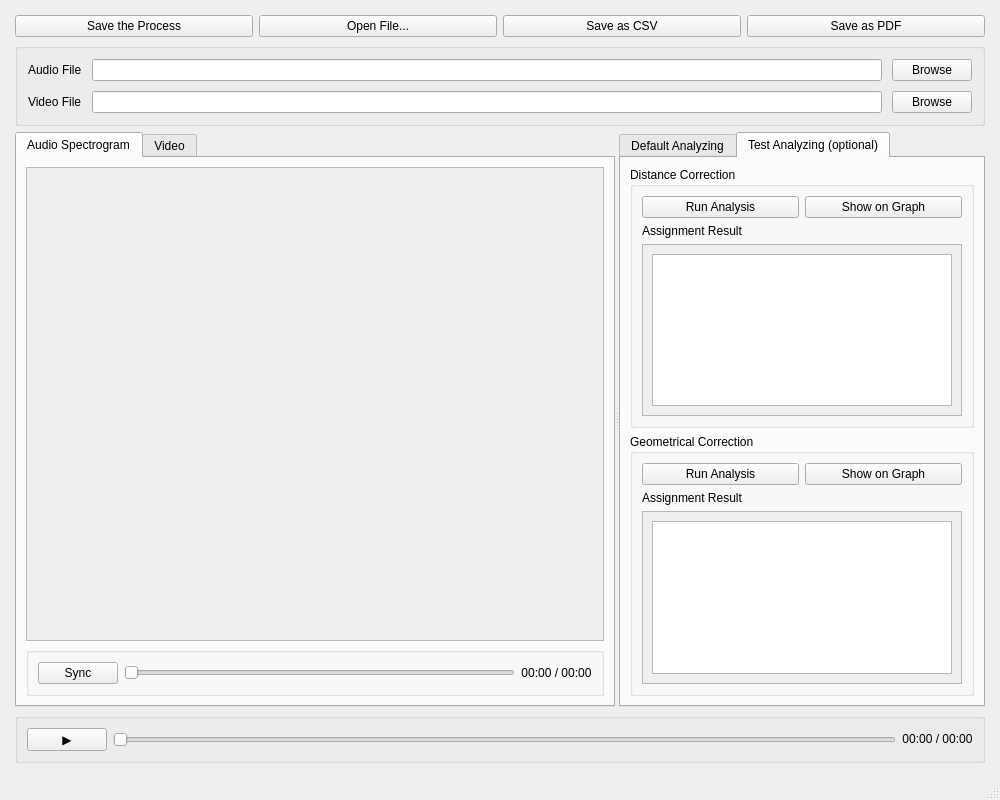
hannaleef/USVocAssigner_neo, file USVocAssigner_neo/ui/mainwindow.ui: the form before one commit.
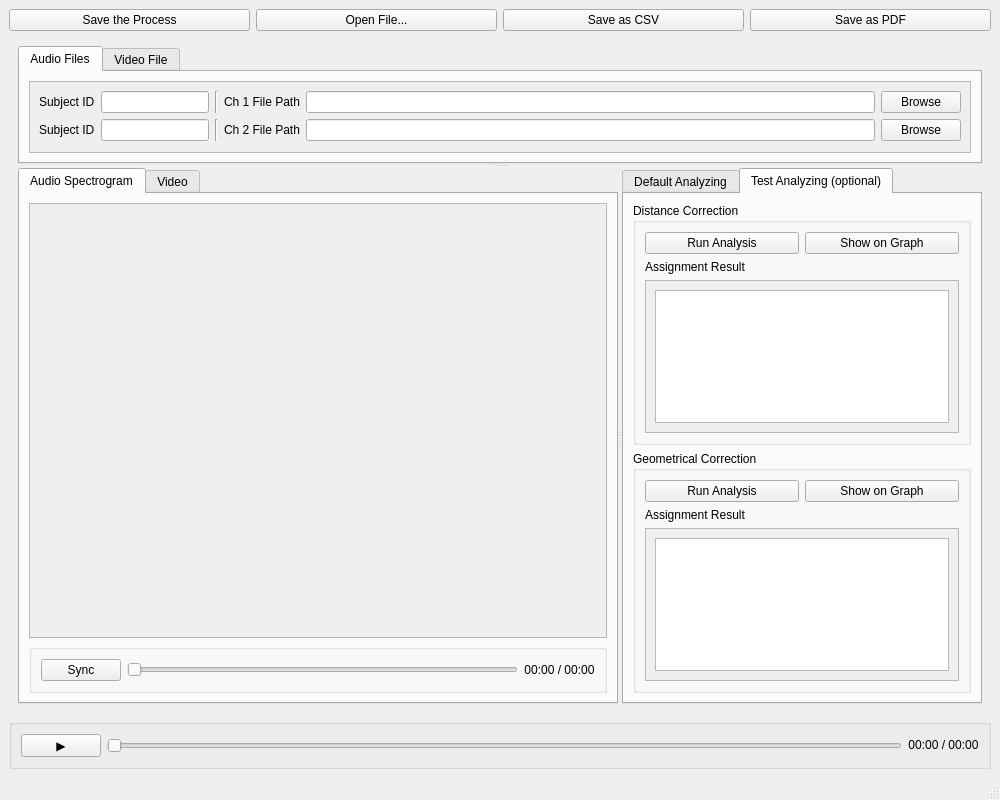
The form after the commit. The open tabs and pages were chosen to show the change.

The edit to the form file:
```diff
--- a/USVocAssigner_neo/ui/mainwindow.ui
+++ b/USVocAssigner_neo/ui/mainwindow.ui
@@ -20,24 +20,9 @@
    <string>USVocAssigner</string>
   </property>
   <widget class="QWidget" name="centralwidget">
-   <layout class="QVBoxLayout" name="verticalLayout_6" stretch="0,0,0,0">
-    <property name="spacing">
-     <number>6</number>
-    </property>
-    <property name="leftMargin">
-     <number>15</number>
-    </property>
-    <property name="topMargin">
-     <number>15</number>
-    </property>
-    <property name="rightMargin">
-     <number>15</number>
-    </property>
-    <property name="bottomMargin">
-     <number>15</number>
-    </property>
+   <layout class="QVBoxLayout" name="verticalLayout_15">
     <item>
-     <layout class="QHBoxLayout" name="group_btn_file">
+     <layout class="QHBoxLayout" name="horizontalLayout_16">
       <item>
        <widget class="QPushButton" name="btn_save_process">
         <property name="text">
@@ -69,30 +54,86 @@
      </layout>
     </item>
     <item>
-     <widget class="QGroupBox" name="file_panel">
+     <widget class="QWidget" name="widget" native="true">
+      <layout class="QVBoxLayout" name="verticalLayout_6">
+       <item>
+        <widget class="QSplitter" name="splitter_2">
+         <property name="orientation">
+          <enum>Qt::Orientation::Vertical</enum>
+         </property>
+         <widget class="QTabWidget" name="tab_file_panel">
+          <property name="currentIndex">
+           <number>0</number>
+          </property>
+          <widget class="QWidget" name="">
+           <attribute name="title">
+            <string>Audio Files</string>
+           </attribute>
+           <layout class="QHBoxLayout" name="horizontalLayout_13">
+            <item>
+             <widget class="QScrollArea" name="scroll_audio_file">
       <property name="sizePolicy">
-       <sizepolicy hsizetype="Expanding" vsizetype="Fixed">
+               <sizepolicy hsizetype="Expanding" vsizetype="Expanding">
         <horstretch>0</horstretch>
         <verstretch>0</verstretch>
        </sizepolicy>
       </property>
-      <layout class="QGridLayout" name="gridLayout">
-       <property name="leftMargin">
-        <number>10</number>
-       </property>
-       <property name="topMargin">
-        <number>10</number>
-       </property>
-       <property name="rightMargin">
-        <number>10</number>
-       </property>
-       <property name="bottomMargin">
-        <number>10</number>
-       </property>
-       <property name="spacing">
-        <number>10</number>
-       </property>
-       <item row="0" column="2">
+              <property name="widgetResizable">
+               <bool>true</bool>
+              </property>
+              <property name="alignment">
+               <set>Qt::AlignmentFlag::AlignCenter</set>
+              </property>
+              <widget class="QWidget" name="scrollAreaWidgetContents_5">
+               <property name="geometry">
+                <rect>
+                 <x>0</x>
+                 <y>0</y>
+                 <width>924</width>
+                 <height>80</height>
+                </rect>
+               </property>
+               <layout class="QVBoxLayout" name="verticalLayout_14">
+                <item>
+                 <layout class="QHBoxLayout" name="horizontalLayout_15">
+                  <item>
+                   <widget class="QLabel" name="lbl_subject_id">
+                    <property name="sizePolicy">
+                     <sizepolicy hsizetype="Fixed" vsizetype="Fixed">
+                      <horstretch>0</horstretch>
+                      <verstretch>0</verstretch>
+                     </sizepolicy>
+                    </property>
+                    <property name="text">
+                     <string>Subject ID</string>
+                    </property>
+                   </widget>
+                  </item>
+                  <item>
+                   <widget class="QLineEdit" name="line_subject_id">
+                    <property name="sizePolicy">
+                     <sizepolicy hsizetype="Preferred" vsizetype="Fixed">
+                      <horstretch>0</horstretch>
+                      <verstretch>0</verstretch>
+                     </sizepolicy>
+                    </property>
+                   </widget>
+                  </item>
+                  <item>
+                   <widget class="Line" name="line">
+                    <property name="orientation">
+                     <enum>Qt::Orientation::Vertical</enum>
+                    </property>
+                   </widget>
+                  </item>
+                  <item>
+                   <widget class="QLabel" name="lbl_audio_path">
+                    <property name="text">
+                     <string>Ch 1 File Path</string>
+                    </property>
+                   </widget>
+                  </item>
+                  <item>
         <widget class="QLineEdit" name="line_audio_path">
          <property name="sizePolicy">
           <sizepolicy hsizetype="Expanding" vsizetype="Fixed">
@@ -102,7 +143,85 @@
          </property>
         </widget>
        </item>
-       <item row="1" column="0">
+                  <item>
+                   <widget class="QPushButton" name="btn_audio_browse">
+                    <property name="text">
+                     <string>Browse</string>
+                    </property>
+                   </widget>
+                  </item>
+                 </layout>
+                </item>
+                <item>
+                 <layout class="QHBoxLayout" name="horizontalLayout_14">
+                  <item>
+                   <widget class="QLabel" name="lbl_subject_id_2">
+                    <property name="sizePolicy">
+                     <sizepolicy hsizetype="Fixed" vsizetype="Fixed">
+                      <horstretch>0</horstretch>
+                      <verstretch>0</verstretch>
+                     </sizepolicy>
+                    </property>
+                    <property name="text">
+                     <string>Subject ID</string>
+                    </property>
+                   </widget>
+                  </item>
+                  <item>
+                   <widget class="QLineEdit" name="line_subject_id_2">
+                    <property name="sizePolicy">
+                     <sizepolicy hsizetype="Preferred" vsizetype="Fixed">
+                      <horstretch>0</horstretch>
+                      <verstretch>0</verstretch>
+                     </sizepolicy>
+                    </property>
+                   </widget>
+                  </item>
+                  <item>
+                   <widget class="Line" name="line_2">
+                    <property name="orientation">
+                     <enum>Qt::Orientation::Vertical</enum>
+                    </property>
+                   </widget>
+                  </item>
+                  <item>
+                   <widget class="QLabel" name="lbl_audio_path_2">
+                    <property name="text">
+                     <string>Ch 2 File Path</string>
+                    </property>
+                   </widget>
+                  </item>
+                  <item>
+                   <widget class="QLineEdit" name="line_audio_path_2">
+                    <property name="sizePolicy">
+                     <sizepolicy hsizetype="Expanding" vsizetype="Fixed">
+                      <horstretch>0</horstretch>
+                      <verstretch>0</verstretch>
+                     </sizepolicy>
+                    </property>
+                   </widget>
+                  </item>
+                  <item>
+                   <widget class="QPushButton" name="btn_audio_browse_2">
+                    <property name="text">
+                     <string>Browse</string>
+                    </property>
+                   </widget>
+                  </item>
+                 </layout>
+                </item>
+               </layout>
+              </widget>
+             </widget>
+            </item>
+           </layout>
+          </widget>
+          <widget class="QWidget" name="tab_2">
+           <attribute name="title">
+            <string>Video File</string>
+           </attribute>
+           <layout class="QHBoxLayout" name="horizontalLayout_9">
+            <item>
         <widget class="QLabel" name="lbl_video_file">
          <property name="sizePolicy">
           <sizepolicy hsizetype="Fixed" vsizetype="Fixed">
@@ -115,20 +234,7 @@
          </property>
         </widget>
        </item>
-       <item row="0" column="0">
-        <widget class="QLabel" name="lbl_audio_file">
-         <property name="sizePolicy">
-          <sizepolicy hsizetype="Fixed" vsizetype="Fixed">
-           <horstretch>0</horstretch>
-           <verstretch>0</verstretch>
-          </sizepolicy>
-         </property>
-         <property name="text">
-          <string>Audio File</string>
-         </property>
-        </widget>
-       </item>
-       <item row="1" column="2">
+            <item>
         <widget class="QLineEdit" name="line_video_path">
          <property name="sizePolicy">
           <sizepolicy hsizetype="Expanding" vsizetype="Fixed">
@@ -138,14 +244,7 @@
          </property>
         </widget>
        </item>
-       <item row="0" column="7" colspan="2">
-        <widget class="QPushButton" name="btn_audio_browse">
-         <property name="text">
-          <string>Browse</string>
-         </property>
-        </widget>
-       </item>
-       <item row="1" column="7" colspan="2">
+            <item>
         <widget class="QPushButton" name="btn_video_browse">
          <property name="text">
           <string>Browse</string>
@@ -154,8 +253,7 @@
        </item>
       </layout>
      </widget>
-    </item>
-    <item>
+         </widget>
      <widget class="QWidget" name="work_space" native="true">
       <property name="sizePolicy">
        <sizepolicy hsizetype="Expanding" vsizetype="Expanding">
@@ -234,7 +332,7 @@
                     <x>0</x>
                     <y>0</y>
                     <width>554</width>
-                    <height>412</height>
+                        <height>387</height>
                    </rect>
                   </property>
                   <layout class="QHBoxLayout" name="horizontalLayout_2">
@@ -388,7 +486,7 @@
            <item>
             <widget class="QTabWidget" name="tab_analyze">
              <property name="currentIndex">
-              <number>1</number>
+                  <number>0</number>
              </property>
              <widget class="QWidget" name="tab_default_analyze">
               <attribute name="title">
@@ -591,8 +689,8 @@
                    <rect>
                     <x>0</x>
                     <y>0</y>
-                    <width>319</width>
-                    <height>216</height>
+                        <width>313</width>
+                        <height>191</height>
                    </rect>
                   </property>
                   <layout class="QVBoxLayout" name="verticalLayout_13">
@@ -673,8 +771,8 @@
                       <rect>
                        <x>0</x>
                        <y>0</y>
-                       <width>297</width>
-                       <height>134</height>
+                           <width>291</width>
+                           <height>121</height>
                       </rect>
                      </property>
                      <layout class="QHBoxLayout" name="horizontalLayout_11">
@@ -754,8 +852,8 @@
                       <rect>
                        <x>0</x>
                        <y>0</y>
-                       <width>297</width>
-                       <height>134</height>
+                           <width>291</width>
+                           <height>122</height>
                       </rect>
                      </property>
                      <layout class="QHBoxLayout" name="horizontalLayout_10">
@@ -767,6 +865,10 @@
                    </widget>
                   </item>
                  </layout>
+                    </widget>
+                   </item>
+                  </layout>
+                 </widget>
                 </widget>
                </item>
               </layout>
```
Lines whose indentation alone changed are shown as unchanged.
